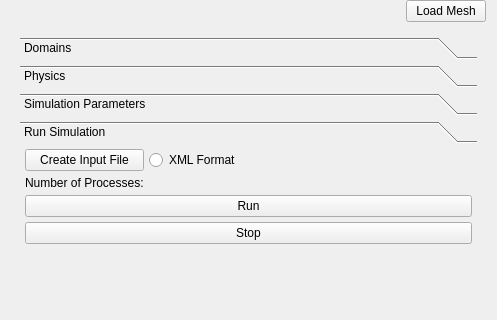
This is Code/Source/sv4gui/Plugins/org.sv.gui.qt.multiphysics/sv4gui_MultiPhysicsView.ui in SimVascular/SimVascular as Qt 5 draws it before an edit; both pictures show x 0 to 497 and y 92 to 412 of the 497 by 858 pixel window. The edited form follows.
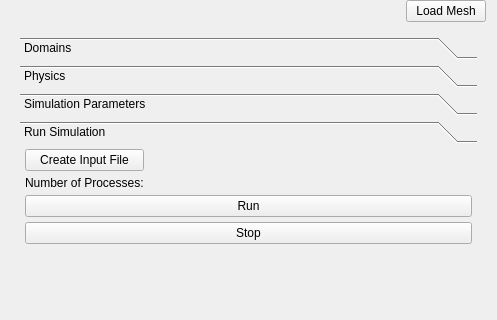
This is the edited form. The open tabs and pages were chosen to show the change. Custom widgets are drawn as their Qt base class.

```diff
--- a/Code/Source/sv4gui/Plugins/org.sv.gui.qt.multiphysics/sv4gui_MultiPhysicsView.ui
+++ b/Code/Source/sv4gui/Plugins/org.sv.gui.qt.multiphysics/sv4gui_MultiPhysicsView.ui
@@ -2474,16 +2474,6 @@
              <property name="spacing">
               <number>5</number>
              </property>
-             <item row="0" column="1">
-              <widget class="QRadioButton" name="xml_format_radioButton">
-               <property name="toolTip">
-                <string>&lt;html&gt;&lt;head/&gt;&lt;body&gt;&lt;p&gt;If selected then write the solver commands in XML format used by MultiPhysicsplus.&lt;/p&gt;&lt;/body&gt;&lt;/html&gt;</string>
-               </property>
-               <property name="text">
-                <string>XML Format</string>
-               </property>
-              </widget>
-             </item>
              <item row="0" column="0">
               <widget class="QPushButton" name="btnCreateInputFile">
                <property name="toolTip">
```
Left out of the diff: 112 changed lines with no effect on the pictures.
